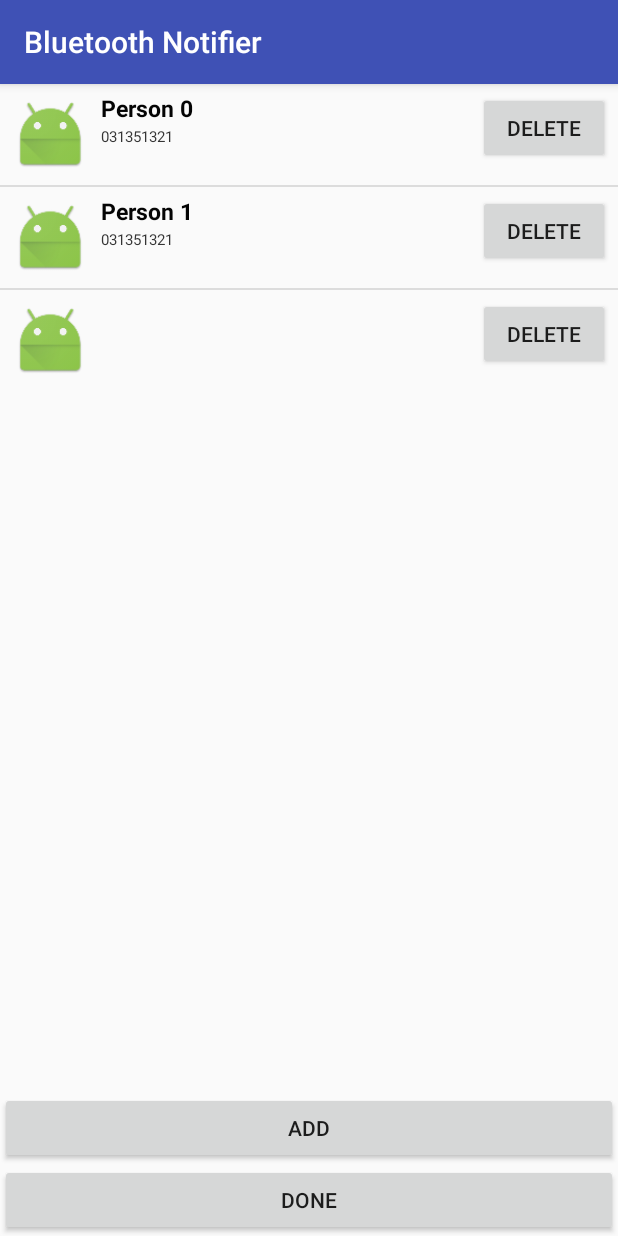
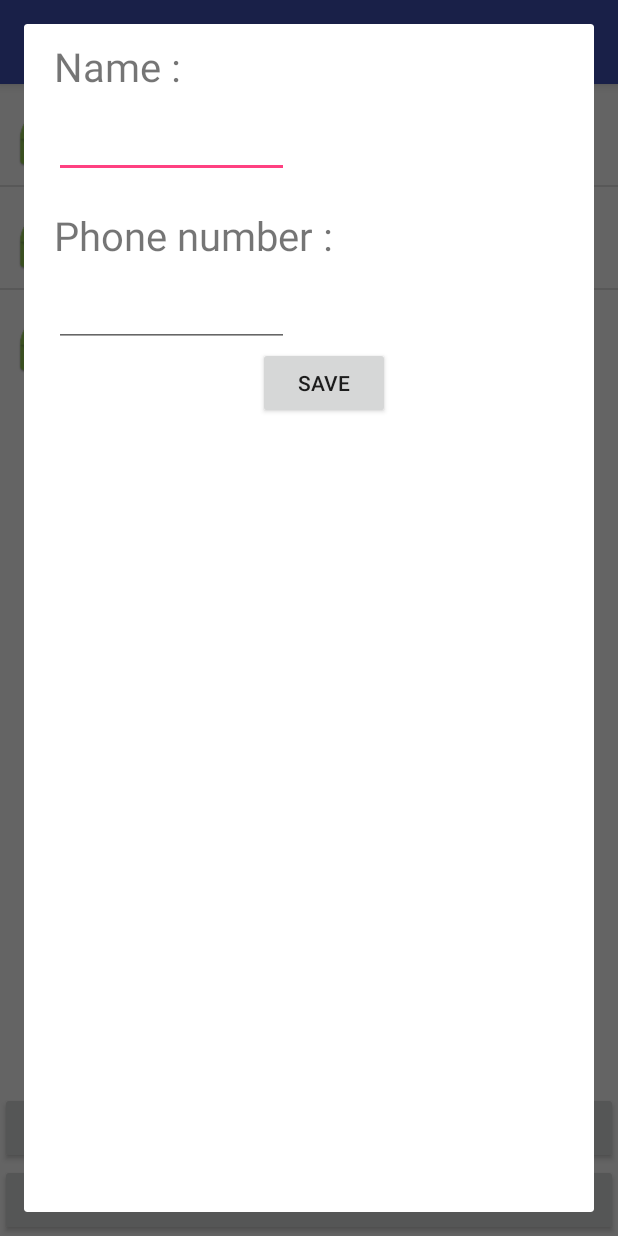
Before and after one commit to HoangNHM/BluetoothNotifier, an Android app: the PersonFragment screen opened directly, with no data from a screen before it, after a tap on "ADD", on a phone screen of 412 x 824 dp. Run offline under Robolectric (Android 15) with nearby library versions, the phone set to English and light mode, and no system bars.

Commit message:
fix bug setting listview

```diff
--- a/app/src/main/java/com/mobile/ht/bluetoothnotifier/MyApplication.java
+++ b/app/src/main/java/com/mobile/ht/bluetoothnotifier/MyApplication.java
@@ -13,7 +13,7 @@ import java.util.ArrayList;
 public class MyApplication extends Application {
 
     private static MyApplication singleton;
-    ArrayList<Person> persons;
+    public ArrayList<Person> persons;
 
     public static MyApplication getInstance(){
         return singleton;
--- a/app/src/main/java/com/mobile/ht/bluetoothnotifier/setting/PersonAdapter.java
+++ b/app/src/main/java/com/mobile/ht/bluetoothnotifier/setting/PersonAdapter.java
@@ -63,14 +63,14 @@ public class PersonAdapter extends BaseAdapter {
         tvPhoneNumber.setText(persons.get(position).getPhoneNumber());
 
         // btn Delete
-        Button btnDelete = (Button) v.findViewById(R.id.btnDelete);
-        btnDelete.setOnClickListener(new View.OnClickListener() {
-            @Override
-            public void onClick(View v) {
-                persons.remove(position);
-                PersonAdapter.this.notifyDataSetChanged();
-            }
-        });
+//        Button btnDelete = (Button) v.findViewById(R.id.btnDelete);
+//        btnDelete.setOnClickListener(new View.OnClickListener() {
+//            @Override
+//            public void onClick(View v) {
+//                persons.remove(position);
+//                PersonAdapter.this.notifyDataSetChanged();
+//            }
+//        });
 
 
         return v;
--- a/app/src/main/java/com/mobile/ht/bluetoothnotifier/setting/PersonDialog.java
+++ b/app/src/main/java/com/mobile/ht/bluetoothnotifier/setting/PersonDialog.java
@@ -1,12 +1,8 @@
 package com.mobile.ht.bluetoothnotifier.setting;
 
-import android.app.Dialog;
-import android.app.DialogFragment;
-import android.content.Context;
 import android.os.Bundle;
-import android.support.annotation.NonNull;
 import android.support.annotation.Nullable;
-import android.support.v7.app.AppCompatDialogFragment;
+import android.support.v4.app.DialogFragment;
 import android.view.LayoutInflater;
 import android.view.View;
 import android.view.ViewGroup;
@@ -26,17 +22,17 @@ public class PersonDialog extends DialogFragment {
     private String name;
     private String phoneNumber;
     private int position;
-    private static ArrayList<Person> persons;
+    private ArrayList<Person> persons;
+    private static PersonAdapter personAdapter;
 
-
-
-    static PersonDialog newInstance(int position, String name, String phoneNumber, ArrayList<Person> persons) {
-        PersonDialog.persons = persons;
+    static PersonDialog newInstance(PersonAdapter personAdapter, int position, ArrayList<Person> persons) {
+        PersonDialog.personAdapter = personAdapter;
         PersonDialog dialog = new PersonDialog();
         Bundle args = new Bundle();
-        args.putString("name", name);
-        args.putString("phoneNumber", phoneNumber);
+        args.putString("name", persons.get(position).getName());
+        args.putString("phoneNumber", persons.get(position).getPhoneNumber());
         args.putInt("position", position);
+        args.putParcelableArrayList("persons", persons);
         dialog.setArguments(args);
         return dialog;
     }
@@ -48,6 +44,7 @@ public class PersonDialog extends DialogFragment {
         name = getArguments().getString("name");
         phoneNumber = getArguments().getString("phoneNumber");
         position = getArguments().getInt("position");
+        persons = getArguments().getParcelableArrayList("persons");
     }
 
     @Nullable
@@ -64,11 +61,21 @@ public class PersonDialog extends DialogFragment {
         btnSave.setOnClickListener(new View.OnClickListener() {
             @Override
             public void onClick(View v) {
-                persons.add(position, new Person(etName.getText().toString(), etPhoneNumber.getText().toString()));
+                persons.set(position, new Person(etName.getText().toString(), etPhoneNumber.getText().toString()));
                 PersonDialog.this.dismiss();
+                personAdapter.notifyDataSetChanged();
+
             }
         });
         return view;
+    }
 
+    @Override
+    public void onResume() {
+        ViewGroup.LayoutParams params = getDialog().getWindow().getAttributes();
+        params.width = ViewGroup.LayoutParams.MATCH_PARENT;
+        params.height = ViewGroup.LayoutParams.MATCH_PARENT;
+        getDialog().getWindow().setAttributes((android.view.WindowManager.LayoutParams) params);
+        super.onResume();
     }
 }
--- a/app/src/main/java/com/mobile/ht/bluetoothnotifier/setting/PersonFragment.java
+++ b/app/src/main/java/com/mobile/ht/bluetoothnotifier/setting/PersonFragment.java
@@ -1,5 +1,6 @@
 package com.mobile.ht.bluetoothnotifier.setting;
 
+import android.app.Activity;
 import android.content.Context;
 import android.content.Intent;
 import android.net.Uri;
@@ -13,6 +14,7 @@ import android.widget.AdapterView;
 import android.widget.Button;
 import android.widget.ListView;
 
+import com.mobile.ht.bluetoothnotifier.MyApplication;
 import com.mobile.ht.bluetoothnotifier.R;
 import com.mobile.ht.bluetoothnotifier.heart.HeartActivity;
 
@@ -73,10 +75,8 @@ public class PersonFragment extends Fragment {
             mParam2 = getArguments().getString(ARG_PARAM2);
         }
         // Test
-        persons = new ArrayList<Person>(2);
-        for (int i = 0; i < 2; i++) {
-            persons.add(new Person("Person " + i, "031351321"));
-        }
+        persons = MyApplication.getInstance().persons;
+
     }
 
     @Override
@@ -87,9 +87,32 @@ public class PersonFragment extends Fragment {
 
 
         lvPerson = (ListView) v.findViewById(R.id.lvPerson);
+//        lvPerson.setOnItemLongClickListener(new AdapterView.OnItemLongClickListener() {
+//            @Override
+//            public boolean onItemLongClick(AdapterView<?> parent, View view, int position, long id) {
+//                return false;
+//            }
+//        });
+        lvPerson.setClickable(true);
+        lvPerson.setLongClickable(true);
         personAdapter = new PersonAdapter(getActivity(), persons);
         lvPerson.setAdapter(personAdapter);
-        personAdapter.notifyDataSetChanged();
+
+        lvPerson.setOnItemClickListener(new AdapterView.OnItemClickListener() {
+            @Override
+            public void onItemClick(AdapterView<?> parent, View view, int position, long id) {
+                PersonDialog dialog = PersonDialog.newInstance(personAdapter, position, persons);
+                dialog.show(getFragmentManager(), "personDialog");
+            }
+        });
+        lvPerson.setOnItemLongClickListener(new AdapterView.OnItemLongClickListener() {
+            @Override
+            public boolean onItemLongClick(AdapterView<?> parent, View view, int position, long id) {
+                persons.remove(position);
+                personAdapter.notifyDataSetChanged();
+                return false;
+            }
+        });
 
         // btn Add
         Button btnAdd = (Button) v.findViewById(R.id.btnAdd);
@@ -99,6 +122,8 @@ public class PersonFragment extends Fragment {
                 persons.add(new Person("", ""));
                 personAdapter.notifyDataSetChanged();
                 // edit
+                PersonDialog dialog = PersonDialog.newInstance(personAdapter, persons.size() - 1, persons);
+                dialog.show(getFragmentManager(), "personDialog");
             }
         });
         //btn Done
@@ -111,14 +136,7 @@ public class PersonFragment extends Fragment {
             }
         });
 
-        lvPerson.setOnItemLongClickListener(new AdapterView.OnItemLongClickListener() {
-            @Override
-            public boolean onItemLongClick(AdapterView<?> parent, View view, int position, long id) {
-                PersonDialog dialog = PersonDialog.newInstance(position, persons.get(position).getName(), persons.get(position).getPhoneNumber(), persons);
-//                dialog.show(getFragmentManager(), "adf");
-                return false;
-            }
-        });
+
 
         return v;
     }
--- a/app/src/main/res/layout/dialog_person.xml
+++ b/app/src/main/res/layout/dialog_person.xml
@@ -1,49 +1,46 @@
 <?xml version="1.0" encoding="utf-8"?>
-<RelativeLayout xmlns:android="http://schemas.android.com/apk/res/android"
+<LinearLayout xmlns:android="http://schemas.android.com/apk/res/android"
     android:layout_width="match_parent"
-    android:layout_height="match_parent">
-
-    <LinearLayout
-        android:id="@+id/label"
-        android:layout_width="wrap_content"
-        android:layout_height="wrap_content"
-        android:orientation="vertical">
+    android:layout_height="match_parent"
+    android:orientation="vertical"
+    android:paddingTop="10dp"
+    android:paddingStart="20dp">
 
         <TextView
+            android:id="@+id/tvName"
             android:layout_width="wrap_content"
             android:layout_height="wrap_content"
-            android:text="@string/Name"/>
-
-        <TextView
-            android:layout_width="wrap_content"
-            android:layout_height="wrap_content"
-            android:text="@string/PhoneNumber"/>
-    </LinearLayout>
-
-    <LinearLayout
-        android:layout_width="wrap_content"
-        android:layout_height="wrap_content"
-        android:layout_toEndOf="@id/label"
-        android:orientation="vertical">
-
+            android:text="@string/Name"
+            android:textSize="12pt"/>
         <EditText
             android:id="@+id/etName"
             android:layout_width="wrap_content"
-            android:layout_height="wrap_content" />
+            android:layout_height="wrap_content"
+            android:textSize="12pt"
+            android:minEms="5"/>
 
+        <TextView
+            android:paddingTop="10dp"
+            android:layout_marginTop="10dp"
+            android:id="@+id/tvPhoneNumber"
+            android:layout_width="wrap_content"
+            android:layout_height="wrap_content"
+            android:text="@string/PhoneNumber"
+            android:textSize="12pt"/>
         <EditText
             android:id="@+id/etPhoneNumber"
             android:layout_width="wrap_content"
-            android:layout_height="wrap_content" />
-    </LinearLayout>
+            android:layout_height="wrap_content"
+            android:textSize="12pt"
+            android:inputType="phone"
+            android:minEms="5"/>
 
     <Button
         android:id="@+id/btnSave"
         android:layout_width="wrap_content"
         android:layout_height="wrap_content"
         android:text="@string/Save"
-        android:layout_alignParentBottom="true"
-        android:layout_centerHorizontal="true"/>
+        android:layout_gravity="center_horizontal"/>
 
 
-</RelativeLayout>
+</LinearLayout>
--- a/app/src/main/res/layout/fragment_person.xml
+++ b/app/src/main/res/layout/fragment_person.xml
@@ -14,7 +14,9 @@
         <ListView
             android:id="@+id/lvPerson"
             android:layout_width="match_parent"
-            android:layout_height="wrap_content" />
+            android:layout_height="wrap_content"
+            android:clickable="true"/>
+
     </LinearLayout>
 
     <LinearLayout
--- a/app/src/main/res/layout/list_row_person.xml
+++ b/app/src/main/res/layout/list_row_person.xml
@@ -51,11 +51,11 @@ android:padding="5dip" >
     </LinearLayout>
 
 <!-- Phone number -->
-    <Button
-        android:id="@+id/btnDelete"
-        android:layout_alignParentEnd="true"
-        android:layout_width="wrap_content"
-        android:layout_height="wrap_content"
-        android:text="Delete" />
+    <!--<Button-->
+        <!--android:id="@+id/btnDelete"-->
+        <!--android:layout_alignParentEnd="true"-->
+        <!--android:layout_width="wrap_content"-->
+        <!--android:layout_height="wrap_content"-->
+        <!--android:text="Delete" />-->
 
 </RelativeLayout>
```
Also changed, not shown: app/src/main/java/com/mobile/ht/bluetoothnotifier/setting/Person.java (+32 -1 lines).
